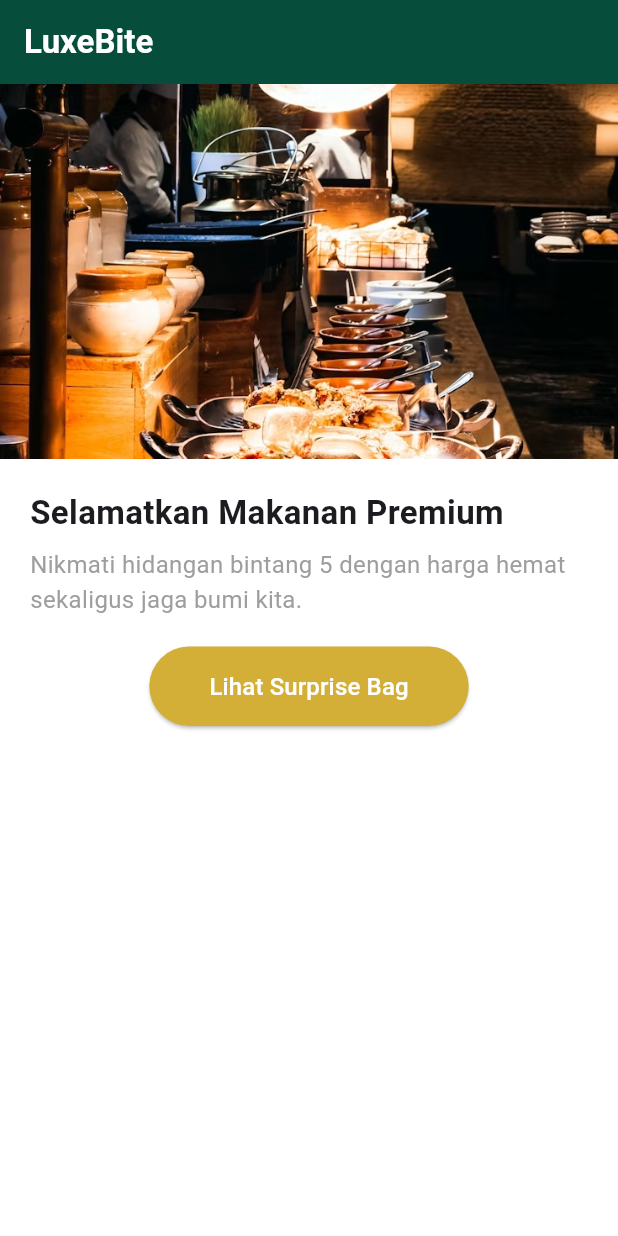
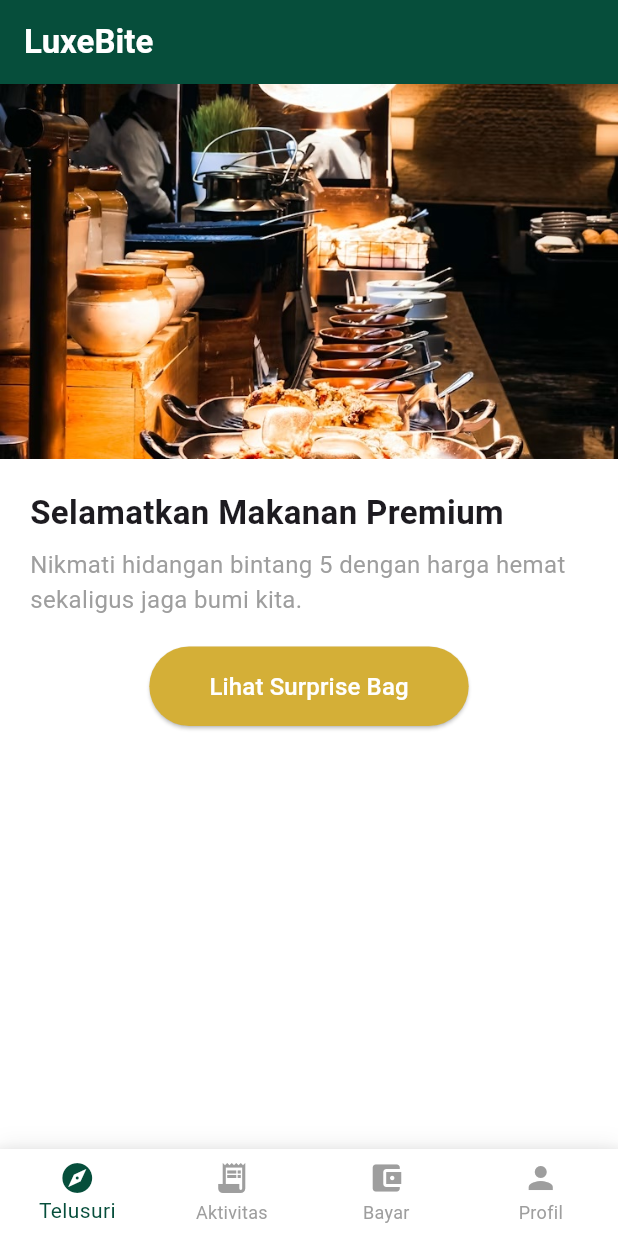
Before and after one commit to janssenivan5/flutter-app, a Flutter app: the screen it shows after launch, on a phone screen of 412 x 824 dp. Run offline on Flutter 3.47's test engine with Material 3 defaults, Android fonts, the phone set to English and light mode, and no system bars.

Commit message:
Menambahkan beberapa halaman dan memperbaiki desain

```diff
--- a/lib/main.dart
+++ b/lib/main.dart
@@ -1,5 +1,5 @@
 import 'package:flutter/material.dart';
-import 'home_screen.dart';
+import 'main_dashboard.dart';
 
 void main() {
   runApp(const MyApp());
@@ -7,7 +7,6 @@ void main() {
 
 class MyApp extends StatelessWidget {
   const MyApp({super.key});
-
   @override
   Widget build(BuildContext context) {
     return MaterialApp(
@@ -16,7 +15,7 @@ class MyApp extends StatelessWidget {
       theme: ThemeData(
         primarySwatch: Colors.green,
       ),
-      home: const HomeScreen(), // Mengarahkan aplikasi ke Screen 1
+      home: const MainDashboard(),
     );
   }
 }
--- /dev/null
+++ b/lib/main_dashboard.dart
@@ -0,0 +1,71 @@
+import 'package:flutter/material.dart';
+import 'home_screen.dart';
+
+class MainDashboard extends StatefulWidget {
+  const MainDashboard({super.key});
+  @override
+  State<MainDashboard> createState() => _MainDashboardState();
+}
+
+class _MainDashboardState extends State<MainDashboard> {
+  int _selectedIndex = 0;
+
+  final List<Widget> _pages = [
+    const HomeScreen(),
+    _buildDummyPage('Aktivitas', 'Pantau status penjemputan & riwayat pesanan'),
+    _buildDummyPage('Pembayaran', 'Kelola E-Wallet & riwayat transaksi'),
+    _buildDummyPage('Profil', 'Pengaturan akun & preferensi'),
+  ];
+  @override
+  Widget build(BuildContext context) {
+    return Scaffold(
+      body: _pages[_selectedIndex],
+      bottomNavigationBar: Container(
+        decoration: BoxDecoration(
+          boxShadow: [
+            BoxShadow(color: Colors.black.withOpacity(0.05), blurRadius: 10, offset: const Offset(0, -5))
+          ],
+        ),
+        child: BottomNavigationBar(
+          type: BottomNavigationBarType.fixed,
+          backgroundColor: Colors.white,
+          selectedItemColor: const Color(0xFF064E3B),
+          unselectedItemColor: Colors.grey,
+          currentIndex: _selectedIndex,
+          onTap: (index) {
+            setState(() {
+              _selectedIndex = index;
+            });
+          },
+          items: const [
+            BottomNavigationBarItem(icon: Icon(Icons.explore), label: 'Telusuri'),
+            BottomNavigationBarItem(icon: Icon(Icons.receipt_long), label: 'Aktivitas'),
+            BottomNavigationBarItem(icon: Icon(Icons.account_balance_wallet), label: 'Bayar'),
+            BottomNavigationBarItem(icon: Icon(Icons.person), label: 'Profil'),
+          ],
+        ),
+      ),
+    );
+  }
+  static Widget _buildDummyPage(String title, String description) {
+    return Scaffold(
+      appBar: AppBar(
+        title: Text(title, style: const TextStyle(color: Colors.white)),
+        backgroundColor: const Color(0xFF064E3B),
+        automaticallyImplyLeading: false,
+      ),
+      body: Center(
+        child: Column(
+          mainAxisAlignment: MainAxisAlignment.center,
+          children: [
+            Icon(Icons.construction, size: 80, color: Colors.grey.shade300),
+            const SizedBox(height: 16),
+            Text('Halaman $title', style: const TextStyle(fontSize: 20, fontWeight: FontWeight.bold)),
+            const SizedBox(height: 8),
+            Text(description, style: const TextStyle(color: Colors.grey)),
+          ],
+        ),
+      ),
+    );
+  }
+}
```
Also changed, not shown: lib/checkout_screen.dart (+175 -35 lines), lib/detail_screen.dart (+3 -6 lines), lib/payment_process_screen.dart (added, +93 -0 lines), lib/ticket_screen.dart (+5 -9 lines).
